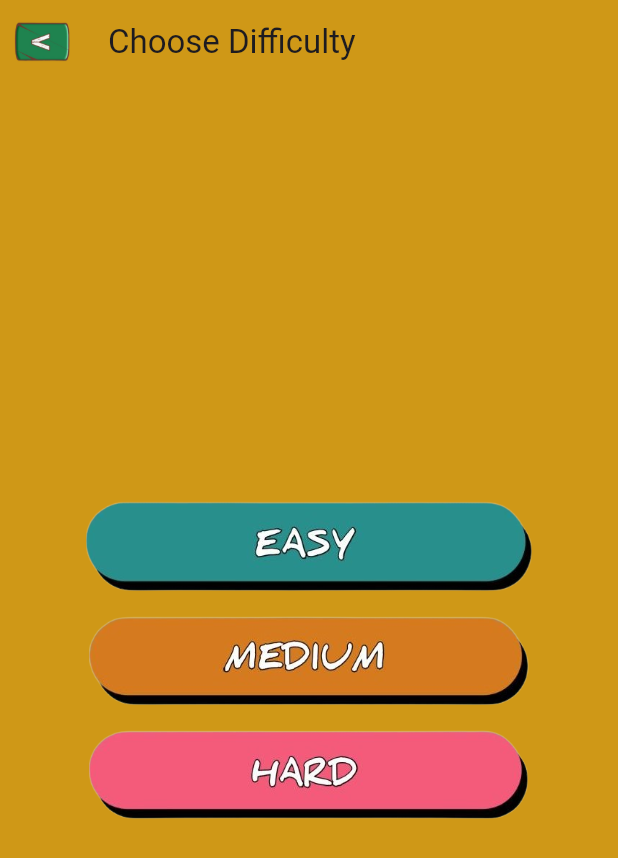
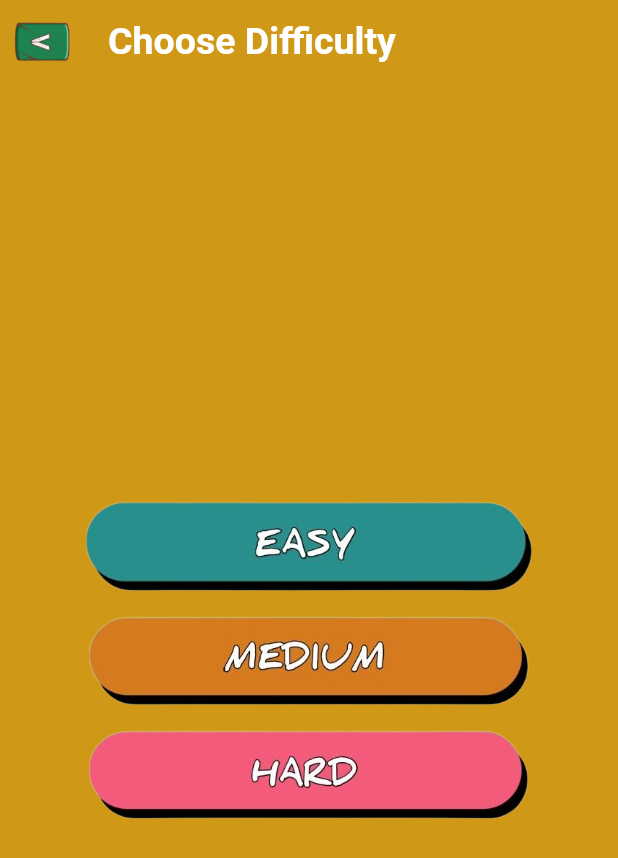
Before and after one commit to smarccc/DART_minesweeper, a Flutter app: the DifficultySelectionScreen screen opened directly, on a phone screen of 412 x 824 dp. Shown: the top 858 px of the screen. Run offline on Flutter 3.47's test engine with Material 3 defaults, Android fonts, the phone set to English and light mode, and no system bars; our stand-ins replace assets_audio_player.

Commit message:
changed font color to white

```diff
--- a/lib/main.dart
+++ b/lib/main.dart
@@ -62,7 +62,8 @@ class _LoadingScreenState extends State<LoadingScreen> {
         'Minesweeper',
         style: TextStyle(
           color: Color.fromRGBO(255, 255, 255, 1),
-          fontSize: 30,
+          fontSize: 25,
+          fontWeight: FontWeight.bold
         ),),
       centerTitle: true,
       backgroundColor: const Color.fromRGBO(207, 152, 23, 1), // Set the background color of the scaffold
@@ -121,7 +122,12 @@ class MainMenuScreen extends StatelessWidget {
       backgroundColor: const Color.fromRGBO(207, 152, 23, 1),
       appBar: AppBar(
         backgroundColor: const Color.fromRGBO(207, 152, 23, 1),
-        title: const Text('Main Menu'),
+        title: const Text('Main Menu',
+         style: TextStyle(
+          color: Color.fromRGBO(255, 255, 255, 1),
+          fontSize: 25,
+          fontWeight: FontWeight.bold
+        ),),
       ),
       body: Center(
         child: Column(
@@ -296,7 +302,13 @@ class DifficultySelectionScreen extends StatelessWidget {
     backgroundColor: const Color.fromRGBO(207, 152, 23, 1),
     appBar: AppBar(
       backgroundColor: const Color.fromRGBO(207, 152, 23, 1),
-      title: const Text('Choose Difficulty'),
+      title: const Text(
+        'Choose Difficulty',
+       style: TextStyle(
+          color: Color.fromRGBO(255, 255, 255, 1),
+          fontSize: 25,
+          fontWeight: FontWeight.bold
+        ),),
       leading: IconButton(
         icon: Image.asset(
           'assets/back-removebg-preview.png', // Path to your custom back button image
```
